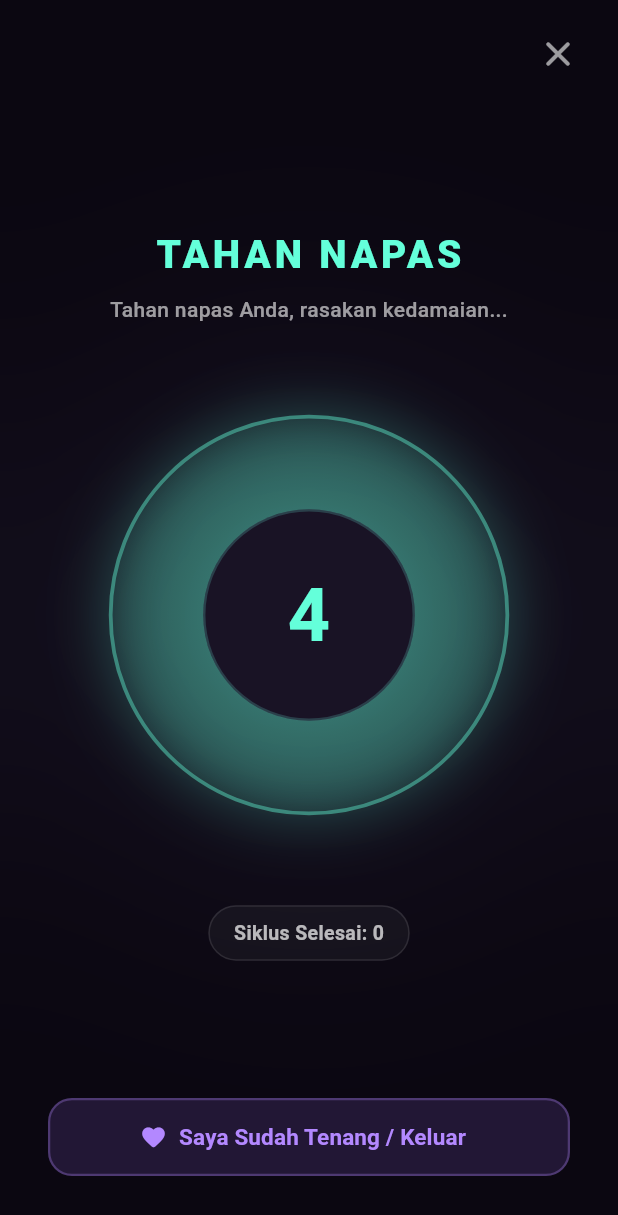
After one commit to anharahya-gif/HabitTrackerApp, a Flutter app: the VaultSosPage screen opened by its route, after a tap on the "close" icon, after a tap on "Saya Sudah Tenang / Keluar", on a phone screen of 412 x 824 dp. The commit adds this screen. Shown: the top 1215 px of the screen. Run offline on Flutter 3.47's test engine with Material 3 defaults, Android fonts, the phone set to English and light mode, and no system bars; our stand-ins replace cloud_firestore, connectivity_plus, file_picker, firebase_auth, firebase_core, fl_chart and 11 more; missing offline and left inert: home_widget; accounts and stored records are empty.

Commit message:
feat: implement vault module with dashboard, SOS breathing exercise, and app routing configuration

```diff
--- a/lib/features/vault/presentation/pages/vault_dashboard_page.dart
+++ b/lib/features/vault/presentation/pages/vault_dashboard_page.dart
@@ -183,6 +183,82 @@ class _VaultDashboardPageState extends ConsumerState<VaultDashboardPage> {
                         ),
                       ),
                     ],
+                  ),
+                ),
+
+                const SizedBox(height: 16),
+
+                // SOS Panic Button / Intervensi Darurat
+                Material(
+                  color: Colors.transparent,
+                  child: InkWell(
+                    onTap: () {
+                      context.push('/vault/sos');
+                    },
+                    borderRadius: BorderRadius.circular(20),
+                    child: Ink(
+                      padding: const EdgeInsets.symmetric(horizontal: 20, vertical: 16),
+                      decoration: BoxDecoration(
+                        gradient: const LinearGradient(
+                          colors: [
+                            Color(0xff4a148c), // Deep violet
+                            Color(0xff880e4f), // Dark maroon/pink
+                          ],
+                          begin: Alignment.topLeft,
+                          end: Alignment.bottomRight,
+                        ),
+                        borderRadius: BorderRadius.circular(20),
+                        border: Border.all(
+                          color: Colors.redAccent.withOpacity(0.3),
+                          width: 1,
+                        ),
+                      ),
+                      child: Row(
+                        children: [
+                          Container(
+                            padding: const EdgeInsets.all(10),
+                            decoration: BoxDecoration(
+                              color: Colors.white.withOpacity(0.15),
+                              shape: BoxShape.circle,
+                            ),
+                            child: const Icon(
+                              Icons.bolt_rounded,
+                              color: Colors.amberAccent,
+                              size: 24,
+                            ),
+                          ),
+                          const SizedBox(width: 16),
+                          Expanded(
+                            child: Column(
+                              crossAxisAlignment: CrossAxisAlignment.start,
+                              children: [
+                                const Text(
+                                  'SOS - Butuh Bantuan Instan?',
+                                  style: TextStyle(
+                                    color: Colors.white,
+                                    fontWeight: FontWeight.bold,
+                                    fontSize: 15,
+                                  ),
+                                ),
+                                const SizedBox(height: 4),
+                                Text(
+                                  'Rasakan urge kuat? Klik di sini untuk latihan penenang napas.',
+                                  style: TextStyle(
+                                    color: Colors.white.withOpacity(0.7),
+                                    fontSize: 11,
+                                  ),
+                                ),
+                              ],
+                            ),
+                          ),
+                          const Icon(
+                            Icons.arrow_forward_ios_rounded,
+                            color: Colors.white70,
+                            size: 14,
+                          ),
+                        ],
+                      ),
+                    ),
                   ),
                 ),
 
--- /dev/null
+++ b/lib/features/vault/presentation/pages/vault_sos_page.dart
@@ -0,0 +1,354 @@
+import 'dart:async';
+import 'dart:ui';
+import 'package:flutter/material.dart';
+import 'package:flutter_riverpod/flutter_riverpod.dart';
+import 'package:go_router/go_router.dart';
+
+enum BreathingPhase {
+  inhale, // Tarik
+  holdIn,  // Tahan (setelah tarik)
+  exhale, // Hembus
+  holdOut, // Tahan (setelah hembus)
+}
+
+class VaultSosPage extends ConsumerStatefulWidget {
+  const VaultSosPage({super.key});
+
+  @override
+  ConsumerState<VaultSosPage> createState() => _VaultSosPageState();
+}
+
+class _VaultSosPageState extends ConsumerState<VaultSosPage> with TickerProviderStateMixin {
+  late AnimationController _animationController;
+  late Animation<double> _scaleAnimation;
+  late AnimationController _pulseController;
+  late Animation<double> _pulseAnimation;
+
+  BreathingPhase _currentPhase = BreathingPhase.inhale;
+  int _secondsRemaining = 4;
+  int _cycleCount = 0;
+  Timer? _timer;
+
+  @override
+  void initState() {
+    super.initState();
+
+    // Scale animation for breathing (4 seconds for inhale/exhale)
+    _animationController = AnimationController(
+      vsync: this,
+      duration: const Duration(seconds: 4),
+    );
+    _scaleAnimation = Tween<double>(begin: 0.45, end: 1.0).animate(
+      CurvedAnimation(
+        parent: _animationController,
+        curve: Curves.easeInOut,
+      ),
+    );
+
+    // Subtle pulsing animation during hold phase
+    _pulseController = AnimationController(
+      vsync: this,
+      duration: const Duration(milliseconds: 1000),
+    )..repeat(reverse: true);
+    _pulseAnimation = Tween<double>(begin: 1.0, end: 1.05).animate(
+      CurvedAnimation(
+        parent: _pulseController,
+        curve: Curves.easeInOut,
+      ),
+    );
+
+    // Start with Inhale
+    _animationController.forward();
+    _startTimer();
+  }
+
+  @override
+  void dispose() {
+    _timer?.cancel();
+    _animationController.dispose();
+    _pulseController.dispose();
+    super.dispose();
+  }
+
+  void _startTimer() {
+    _timer = Timer.periodic(const Duration(seconds: 1), (timer) {
+      if (!mounted) return;
+      setState(() {
+        if (_secondsRemaining > 1) {
+          _secondsRemaining--;
+        } else {
+          _secondsRemaining = 4;
+          _advancePhase();
+        }
+      });
+    });
+  }
+
+  void _advancePhase() {
+    switch (_currentPhase) {
+      case BreathingPhase.inhale:
+        _currentPhase = BreathingPhase.holdIn;
+        // Keep circle expanded
+        break;
+      case BreathingPhase.holdIn:
+        _currentPhase = BreathingPhase.exhale;
+        _animationController.reverse();
+        break;
+      case BreathingPhase.exhale:
+        _currentPhase = BreathingPhase.holdOut;
+        // Keep circle small
+        break;
+      case BreathingPhase.holdOut:
+        _currentPhase = BreathingPhase.inhale;
+        _animationController.forward();
+        _cycleCount++;
+        break;
+    }
+  }
+
+  String _getPhaseTitle() {
+    switch (_currentPhase) {
+      case BreathingPhase.inhale:
+        return 'TARIK NAPAS';
+      case BreathingPhase.holdIn:
+        return 'TAHAN NAPAS';
+      case BreathingPhase.exhale:
+        return 'HEMBUSKAN';
+      case BreathingPhase.holdOut:
+        return 'TAHAN NAPAS';
+    }
+  }
+
+  String _getPhaseDescription() {
+    switch (_currentPhase) {
+      case BreathingPhase.inhale:
+        return 'Tarik napas perlahan lewat hidung...';
+      case BreathingPhase.holdIn:
+        return 'Tahan napas Anda, rasakan kedamaian...';
+      case BreathingPhase.exhale:
+        return 'Keluarkan napas perlahan lewat mulut...';
+      case BreathingPhase.holdOut:
+        return 'Tahan paru-paru Anda dalam kondisi kosong...';
+    }
+  }
+
+  Color _getPhaseColor() {
+    switch (_currentPhase) {
+      case BreathingPhase.inhale:
+        return const Color(0xffb388ff); // Lavender purple
+      case BreathingPhase.holdIn:
+        return const Color(0xff64ffda); // Teal-green calming
+      case BreathingPhase.exhale:
+        return const Color(0xff82b1ff); // Calming blue
+      case BreathingPhase.holdOut:
+        return const Color(0xffff8a80); // Soft orange-red
+    }
+  }
+
+  @override
+  Widget build(BuildContext context) {
+    final theme = Theme.of(context);
+    final isDark = theme.brightness == Brightness.dark;
+
+    final bgColor = isDark ? const Color(0xff0b0711) : const Color(0xfff3eef9);
+    final accentColor = _getPhaseColor();
+
+    return Scaffold(
+      backgroundColor: bgColor,
+      body: Stack(
+        children: [
+          // Background soft ambient light matching the phase
+          AnimatedPositioned(
+            duration: const Duration(seconds: 2),
+            top: MediaQuery.of(context).size.height / 2 - 170,
+            left: MediaQuery.of(context).size.width / 2 - 170,
+            child: AnimatedContainer(
+              duration: const Duration(seconds: 2),
+              width: 340,
+              height: 340,
+              decoration: BoxDecoration(
+                shape: BoxShape.circle,
+                color: accentColor.withOpacity(0.08),
+              ),
+              child: BackdropFilter(
+                filter: ImageFilter.blur(sigmaX: 90, sigmaY: 90),
+                child: Container(color: Colors.transparent),
+              ),
+            ),
+          ),
+
+          // Main layout
+          SafeArea(
+            child: Column(
+              mainAxisAlignment: MainAxisAlignment.spaceBetween,
+              children: [
+                // Top Exit Icon
+                Padding(
+                  padding: const EdgeInsets.only(top: 12.0, left: 16.0, right: 16.0),
+                  child: Align(
+                    alignment: Alignment.topRight,
+                    child: IconButton(
+                      icon: Icon(Icons.close_rounded, size: 28, color: isDark ? Colors.white60 : Colors.black54),
+                      onPressed: () => context.pop(),
+                    ),
+                  ),
+                ),
+
+                // Core Breathing Circle & Text
+                Expanded(
+                  child: Column(
+                    mainAxisAlignment: MainAxisAlignment.center,
+                    children: [
+                      // Phase description
+                      AnimatedSwitcher(
+                        duration: const Duration(milliseconds: 500),
+                        child: Column(
+                          key: ValueKey<BreathingPhase>(_currentPhase),
+                          children: [
+                            Text(
+                              _getPhaseTitle(),
+                              style: TextStyle(
+                                fontSize: 26,
+                                fontWeight: FontWeight.w900,
+                                letterSpacing: 2.5,
+                                color: accentColor,
+                              ),
+                            ),
+                            const SizedBox(height: 8),
+                            Text(
+                              _getPhaseDescription(),
+                              style: TextStyle(
+                                fontSize: 14,
+                                color: isDark ? Colors.white60 : Colors.black54,
+                                fontWeight: FontWeight.w500,
+                              ),
+                            ),
+                          ],
+                        ),
+                      ),
+
+                      const SizedBox(height: 60),
+
+                      // Animated Breathing Circle
+                      AnimatedBuilder(
+                        animation: Listenable.merge([_scaleAnimation, _pulseAnimation]),
+                        builder: (context, child) {
+                          // Combine scale animation and hold-in pulsing effect
+                          double finalScale = _scaleAnimation.value;
+                          if (_currentPhase == BreathingPhase.holdIn) {
+                            finalScale *= _pulseAnimation.value;
+                          }
+
+                          return Container(
+                            width: 260 * finalScale,
+                            height: 260 * finalScale,
+                            alignment: Alignment.center,
+                            decoration: BoxDecoration(
+                              shape: BoxShape.circle,
+                              gradient: RadialGradient(
+                                colors: [
+                                  accentColor.withOpacity(0.4),
+                                  accentColor.withOpacity(0.05),
+                                ],
+                              ),
+                              border: Border.all(
+                                color: accentColor.withOpacity(0.4),
+                                width: 2.5,
+                              ),
+                              boxShadow: [
+                                BoxShadow(
+                                  color: accentColor.withOpacity(0.25),
+                                  blurRadius: 32 * finalScale,
+                                  spreadRadius: 2 * finalScale,
+                                ),
+                              ],
+                            ),
+                            child: AnimatedContainer(
+                              duration: const Duration(milliseconds: 300),
+                              width: 140 * finalScale,
+                              height: 140 * finalScale,
+                              alignment: Alignment.center,
+                              decoration: BoxDecoration(
+                                shape: BoxShape.circle,
+                                color: isDark ? const Color(0xff191325) : Colors.white,
+                                border: Border.all(
+                                  color: accentColor.withOpacity(0.2),
+                                  width: 1.5,
+                                ),
+                              ),
+                              child: Text(
+                                '$_secondsRemaining',
+                                style: TextStyle(
+                                  fontSize: 48 * finalScale,
+                                  fontWeight: FontWeight.bold,
+                                  color: accentColor,
+                                ),
+                              ),
+                            ),
+                          );
+                        },
+                      ),
+
+                      const SizedBox(height: 60),
+
+                      // Cycle count indicator
+                      Container(
+                        padding: const EdgeInsets.symmetric(horizontal: 16, vertical: 8),
+                        decoration: BoxDecoration(
+                          color: isDark ? Colors.white.withOpacity(0.04) : Colors.black.withOpacity(0.03),
+                          borderRadius: BorderRadius.circular(20),
+                          border: Border.all(
+                            color: isDark ? Colors.white10 : Colors.black12,
+                          ),
+                        ),
+                        child: Text(
+                          'Siklus Selesai: $_cycleCount',
+                          style: TextStyle(
+                            fontSize: 13,
+                            fontWeight: FontWeight.w600,
+                            color: isDark ? Colors.white70 : Colors.black87,
+                          ),
+                        ),
+                      ),
+                    ],
+                  ),
+                ),
+
+                // Bottom CTA Button
+                Padding(
+                  padding: const EdgeInsets.only(bottom: 40.0, left: 32.0, right: 32.0),
+                  child: SizedBox(
+                    width: double.infinity,
+                    height: 52,
+                    child: ElevatedButton.icon(
+                      style: ElevatedButton.styleFrom(
+                        backgroundColor: isDark ? const Color(0xff221735) : Colors.white,
+                        foregroundColor: isDark ? const Color(0xffb388ff) : Colors.deepPurple,
+                        elevation: 0,
+                        shape: RoundedRectangleBorder(
+                          borderRadius: BorderRadius.circular(16),
+                          side: BorderSide(
+                            color: (isDark ? const Color(0xffb388ff) : Colors.deepPurple).withOpacity(0.3),
+                            width: 1.5,
+                          ),
+                        ),
+                      ),
+                      icon: const Icon(Icons.favorite_rounded),
+                      label: const Text(
+                        'Saya Sudah Tenang / Keluar',
+                        style: TextStyle(fontSize: 15, fontWeight: FontWeight.bold),
+                      ),
+                      onPressed: () {
+                        context.pop();
+                      },
+                    ),
+                  ),
+                ),
+              ],
+            ),
+          ),
+        ],
+      ),
+    );
+  }
+}
--- a/lib/routes/app_router.dart
+++ b/lib/routes/app_router.dart
@@ -16,6 +16,7 @@ import '../features/focus/presentation/pages/focus_timer_page.dart';
 import '../shared/widgets/main_layout_shell.dart';
 import '../features/vault/presentation/pages/vault_lock_page.dart';
 import '../features/vault/presentation/pages/vault_dashboard_page.dart';
+import '../features/vault/presentation/pages/vault_sos_page.dart';
 
 /// Konfigurasi navigasi global menggunakan go_router.
 /// Menyediakan rute:
@@ -147,6 +148,13 @@ class AppRouter {
           return const VaultLockPage();
         },
       ),
+      GoRoute(
+        path: '/vault/sos',
+        name: 'vault_sos',
+        builder: (BuildContext context, GoRouterState state) {
+          return const VaultSosPage();
+        },
+      ),
     ],
     errorBuilder: (context, state) => Scaffold(
       body: Center(
```
